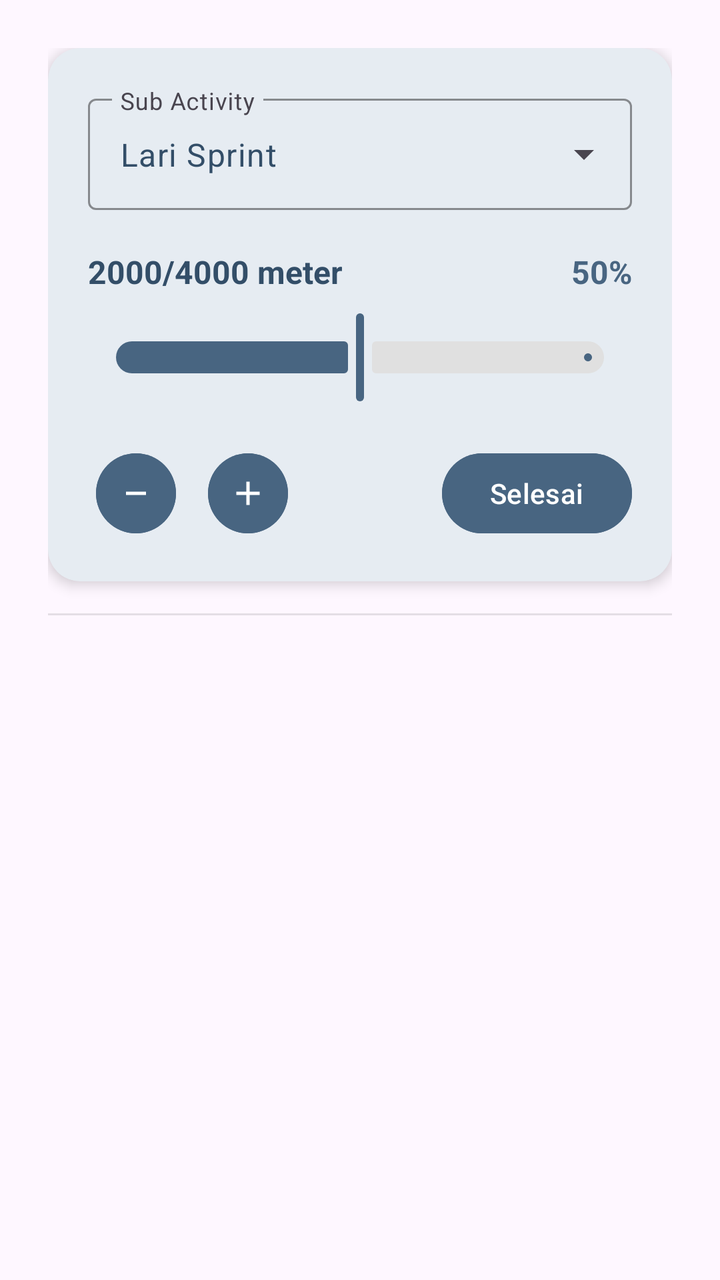
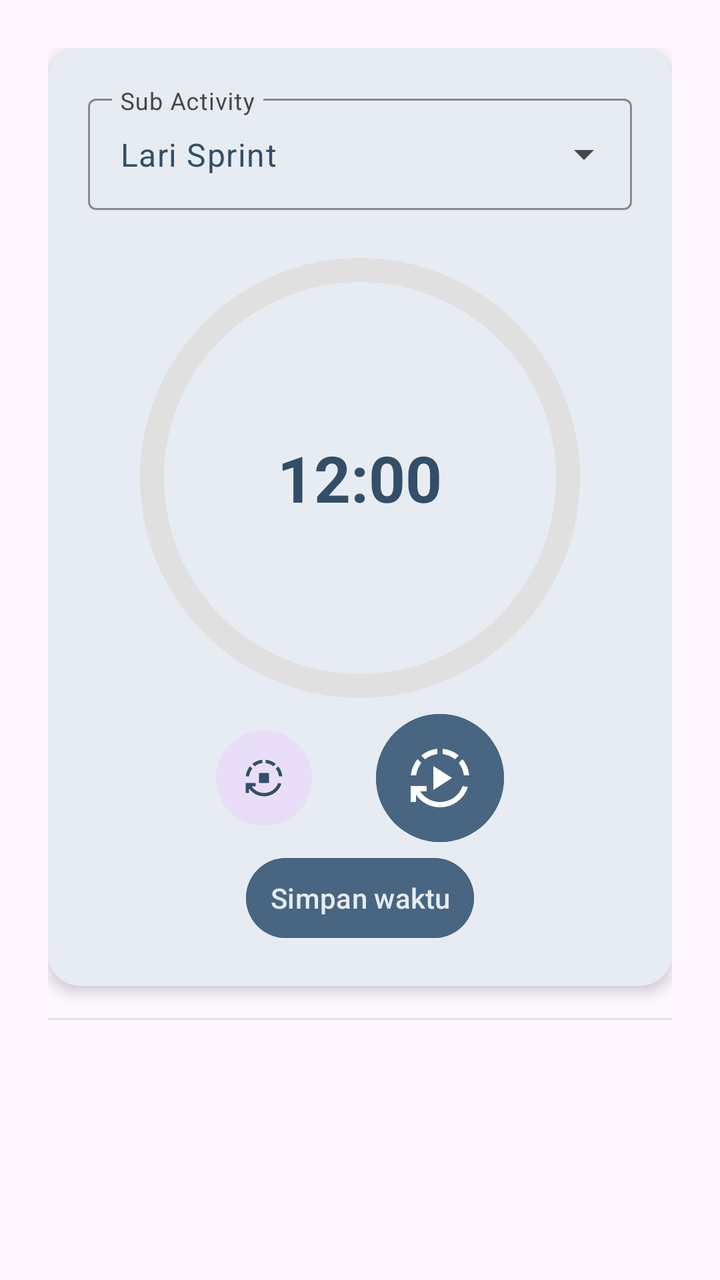

An Android layout rendered at two revisions. The XML below is the earlier revision; the diff shows what the commit changed to produce the second picture.
<!-- AndroidManifest.xml: application theme Theme.Tiasakeun -->
<!-- res/layout/activity_detail_act.xml -->
<?xml version="1.0" encoding="utf-8"?>
<androidx.core.widget.NestedScrollView xmlns:android="http://schemas.android.com/apk/res/android"
    xmlns:app="http://schemas.android.com/apk/res-auto"
    xmlns:tools="http://schemas.android.com/tools"
    android:id="@+id/detail_act"
    android:layout_width="match_parent"
    android:layout_height="match_parent"
    tools:context=".ui.view.DetailActActivity">

    <LinearLayout
        android:layout_width="match_parent"
        android:layout_height="wrap_content"
        android:orientation="vertical"
        android:layout_margin="24dp">

        <com.google.android.material.card.MaterialCardView
            android:layout_width="match_parent"
            android:layout_height="wrap_content"
            app:cardCornerRadius="16dp"
            app:cardElevation="4dp"
            app:strokeWidth="0dp"
            android:backgroundTint="@color/window_background">

            <LinearLayout
                android:layout_width="match_parent"
                android:layout_height="wrap_content"
                android:orientation="vertical"
                android:padding="20dp">

                <com.google.android.material.textfield.TextInputLayout
                    style="@style/Widget.Material3.TextInputLayout.OutlinedBox.ExposedDropdownMenu"
                    android:layout_width="match_parent"
                    android:layout_height="wrap_content"
                    android:hint="@string/sub_activity"
                    app:boxStrokeColor="@color/accent_blue"
                    app:hintTextColor="@color/accent_blue"
                    android:layout_marginBottom="20dp">
                    <com.google.android.material.textfield.MaterialAutoCompleteTextView
                        android:id="@+id/spSubActivity"
                        android:layout_width="match_parent"
                        android:layout_height="wrap_content"
                        android:inputType="none"
                        android:text="Lari Sprint"
                        android:textColor="@color/primary_text"/>
                </com.google.android.material.textfield.TextInputLayout>

                <LinearLayout
                    android:id="@+id/llQuantity"
                    android:layout_width="match_parent"
                    android:layout_height="wrap_content"
                    android:orientation="vertical"
                    android:visibility="visible">
                    <LinearLayout
                        android:layout_width="match_parent"
                        android:layout_height="wrap_content"
                        android:orientation="horizontal"
                        android:layout_marginBottom="8dp">
                        <TextView
                            android:id="@+id/tvProgress"
                            android:layout_width="0dp"
                            android:layout_height="wrap_content"
                            android:layout_weight="1"
                            android:text="2000/4000 meter"
                            android:layout_gravity="center"
                            android:textSize="16sp"
                            android:textStyle="bold"
                            android:textColor="@color/primary_text" />

                        <TextView
                            android:id="@+id/tvPercentProgress"
                            android:layout_width="wrap_content"
                            android:layout_height="wrap_content"
                            android:text="50%"
                            android:textSize="16sp"
                            android:textStyle="bold"
                            android:textColor="@color/accent_blue"/>
                    </LinearLayout>

                    <com.google.android.material.slider.Slider
                        android:id="@+id/sliderProgress"
                        android:layout_width="match_parent"
                        android:layout_height="wrap_content"
                        android:valueFrom="0.0"
                        android:value="2000.0"
                        android:valueTo="4000.0"
                        android:stepSize="1.0"
                        app:trackHeight="16dp"
                        app:thumbRadius="0dp"
                        app:haloRadius="0dp"
                        app:tickVisible="false"
                        app:thumbColor="@color/accent_blue"
                        app:trackColorActive="@color/accent_blue"
                        app:trackColorInactive="#E0E0E0"
                        android:layout_marginBottom="20dp"/>

                    <LinearLayout
                        android:layout_width="match_parent"
                        android:layout_height="wrap_content"
                        android:orientation="horizontal"
                        android:gravity="center_vertical">

                        <com.google.android.material.button.MaterialButton
                            android:id="@+id/btnMinus"
                            style="@style/Widget.Material3.Button.IconButton.Filled.Tonal"
                            android:layout_width="wrap_content"
                            android:layout_height="wrap_content"
                            app:icon="@drawable/outline_minus_24"
                            app:iconTint="@color/white"
                            android:backgroundTint="@color/accent_blue"/>

                        <com.google.android.material.button.MaterialButton
                            android:id="@+id/btnPlus"
                            style="@style/Widget.Material3.Button.IconButton.Filled.Tonal"
                            android:layout_width="wrap_content"
                            android:layout_height="wrap_content"
                            android:layout_marginStart="8dp"
                            app:icon="@drawable/outline_add_24"
                            app:iconTint="@color/white"
                            android:backgroundTint="@color/accent_blue"/>

                        <View
                            android:layout_width="0dp"
                            android:layout_height="0dp"
                            android:layout_weight="1"/>

                        <com.google.android.material.button.MaterialButton
                            android:id="@+id/btnFinish"
                            android:layout_width="wrap_content"
                            android:layout_height="wrap_content"
                            android:text="@string/finish"
                            android:backgroundTint="@color/accent_blue"
                            android:layout_gravity="center"/>
                    </LinearLayout>
                </LinearLayout>

                <LinearLayout
                    android:id="@+id/llTimer"
                    android:layout_width="match_parent"
                    android:layout_height="wrap_content"
                    android:orientation="vertical"
                    android:visibility="gone">

                    <FrameLayout
                        android:layout_width="match_parent"
                        android:layout_height="wrap_content">
                        
                        <com.google.android.material.progressindicator.CircularProgressIndicator
                            android:id="@+id/cpTimber"
                            android:layout_width="wrap_content"
                            android:layout_height="wrap_content"
                            android:layout_gravity="center"
                            app:indicatorSize="180dp"
                            app:trackThickness="14dp"
                            app:trackCornerRadius="7dp"
                            android:max="100"
                            android:progress="100"
                            app:indicatorColor="@color/accent_blue"
                            app:trackColor="#E0E0E0"/>

                        <TextView
                            android:id="@+id/tvTimer"
                            android:layout_width="wrap_content"
                            android:layout_height="wrap_content"
                            android:layout_gravity="center"
                            android:text="12:00"
                            android:textSize="40sp"
                            android:textStyle="bold"
                            android:textColor="@color/primary_text"/>
                    </FrameLayout>

                    <LinearLayout
                        android:layout_width="match_parent"
                        android:layout_height="wrap_content"
                        android:orientation="horizontal"
                        android:gravity="center">
                        <com.google.android.material.button.MaterialButton
                            android:id="@+id/btnResetTimer"
                            style="@style/Widget.Material3.Button.IconButton.Filled.Tonal"
                            android:layout_width="56dp"
                            android:layout_height="56dp"
                            app:iconGravity="textStart"
                            app:icon="@drawable/outline_autostop_24"
                            app:iconTint="@color/primary_text"/>

                        <com.google.android.material.button.MaterialButton
                            android:id="@+id/btnPlayPauseTimer"
                            style="@style/Widget.Material3.Button.IconButton.Filled.Tonal"
                            android:layout_width="72dp"
                            android:layout_height="72dp"
                            android:layout_marginStart="24dp"
                            android:gravity="center"
                            android:backgroundTint="@color/accent_blue"
                            app:icon="@drawable/outline_autoplay_24"
                            app:iconSize="32dp"
                            app:iconGravity="textStart"
                            app:iconTint="@color/white"/>
                    </LinearLayout>

                    <com.google.android.material.button.MaterialButton
                        android:id="@+id/btnSaveTimeLog"
                        style="@style/Widget.Material3.Button.TextButton"
                        android:layout_width="match_parent"
                        android:layout_height="wrap_content"
                        android:text="@string/save_time"
                        android:textColor="@color/accent_blue"/>
                </LinearLayout>

            </LinearLayout>
        </com.google.android.material.card.MaterialCardView>
        <View
            android:layout_width="match_parent"
            android:layout_height="1dp"
            android:background="#1A000000"
            android:layout_marginVertical="16dp" />
    </LinearLayout>
</androidx.core.widget.NestedScrollView>
<!-- resources referenced by this layout -->
<resources>
  <color name="accent_blue">#486581</color>
  <color name="primary_text">#334E68</color>
  <color name="white">#FFFFFFFF</color>
  <color name="window_background">#E6ECF2</color>
  <!-- drawable outline_add_24 (drawable) -->
  <vector xmlns:android="http://schemas.android.com/apk/res/android" android:height="24dp" android:tint="#FFFFFF" android:viewportHeight="960" android:viewportWidth="960" android:width="24dp">
        
      <path android:fillColor="@android:color/white" android:pathData="M440,520L200,520L200,440L440,440L440,200L520,200L520,440L760,440L760,520L520,520L520,760L440,760L440,520Z"/>
      
  </vector>
  <!-- drawable outline_autoplay_24 (drawable) -->
  <vector xmlns:android="http://schemas.android.com/apk/res/android" android:height="24dp" android:tint="#FFFFFF" android:viewportHeight="960" android:viewportWidth="960" android:width="24dp">
        
      <path android:fillColor="@android:color/white" android:pathData="M380,660L380,300L660,480L380,660ZM480,920Q372,920 277.5,870.5Q183,821 120,732L120,840L40,840L40,600L280,600L280,680L182,680Q233,755 311.5,797.5Q390,840 480,840Q595,840 688.5,774Q782,708 820,599L898,617Q853,753 738,836.5Q623,920 480,920ZM42,440Q49,373 74,311.5Q99,250 143,198L200,255Q168,296 148,342.5Q128,389 123,440L42,440ZM256,199L199,142Q252,98 313,72.5Q374,47 440,42L440,122Q389,127 343,147Q297,167 256,199ZM705,199Q664,167 617.5,147Q571,127 520,122L520,42Q587,48 648.5,73Q710,98 762,142L705,199ZM838,440Q833,389 813,342.5Q793,296 761,255L818,198Q862,250 887,311.5Q912,373 918,440L838,440Z"/>
      
  </vector>
  <!-- drawable outline_autostop_24 (drawable) -->
  <vector xmlns:android="http://schemas.android.com/apk/res/android" android:height="24dp" android:tint="#FFFFFF" android:viewportHeight="960" android:viewportWidth="960" android:width="24dp">
        
      <path android:fillColor="@android:color/white" android:pathData="M360,600L360,360L600,360L600,600L360,600ZM480,920Q372,920 277.5,870.5Q183,821 120,732L120,840L40,840L40,600L280,600L280,680L182,680Q233,755 311.5,797.5Q390,840 480,840Q595,840 688.5,774Q782,708 820,599L898,617Q853,753 738,836.5Q623,920 480,920ZM42,440Q49,373 74,311.5Q99,250 143,198L200,255Q168,296 148,342.5Q128,389 123,440L42,440ZM256,199L199,142Q252,98 313,72.5Q374,47 440,42L440,122Q389,127 343,147Q297,167 256,199ZM705,199Q664,167 617.5,147Q571,127 520,122L520,42Q587,48 648.5,73Q710,98 762,142L705,199ZM838,440Q833,389 813,342.5Q793,296 761,255L818,198Q862,250 887,311.5Q912,373 918,440L838,440Z"/>
      
  </vector>
  <!-- drawable outline_minus_24 (drawable) -->
  <vector xmlns:android="http://schemas.android.com/apk/res/android" android:height="24dp" android:tint="#FFFFFF" android:viewportHeight="960" android:viewportWidth="960" android:width="24dp">
        
      <path android:fillColor="@android:color/white" android:pathData="M240,520L240,440L720,440L720,520L240,520Z"/>
      
  </vector>
  <string name="finish">Selesai</string>
  <string name="save_time">Simpan waktu</string>
  <string name="sub_activity">Sub Activity</string>
  <style name="Theme.Tiasakeun" parent="Base.Theme.Tiasakeun" />
  <style name="Base.Theme.Tiasakeun" parent="Theme.Material3.DayNight.NoActionBar">
          
          
          <item name="colorOnSecondaryContainer">@color/white</item>
      </style>
</resources>

<!-- the commit's change to res/layout/activity_detail_act.xml (unified diff, before → after) -->
@@ -49,7 +49,7 @@
                     android:layout_width="match_parent"
                     android:layout_height="wrap_content"
                     android:orientation="vertical"
-                    android:visibility="visible">
+                    android:visibility="gone">
                     <LinearLayout
                         android:layout_width="match_parent"
                         android:layout_height="wrap_content"
@@ -138,7 +138,7 @@
                     android:layout_width="match_parent"
                     android:layout_height="wrap_content"
                     android:orientation="vertical"
-                    android:visibility="gone">
+                    android:visibility="visible">
 
                     <FrameLayout
                         android:layout_width="match_parent"
@@ -149,10 +149,11 @@
                             android:layout_width="wrap_content"
                             android:layout_height="wrap_content"
                             android:layout_gravity="center"
-                            app:indicatorSize="180dp"
-                            app:trackThickness="14dp"
+                            app:indicatorSize="220dp"
+                            app:trackThickness="12dp"
                             app:trackCornerRadius="7dp"
                             android:max="100"
+                            android:indeterminate="false"
                             android:progress="100"
                             app:indicatorColor="@color/accent_blue"
                             app:trackColor="#E0E0E0"/>
@@ -163,7 +164,7 @@
                             android:layout_height="wrap_content"
                             android:layout_gravity="center"
                             android:text="12:00"
-                            android:textSize="40sp"
+                            android:textSize="32sp"
                             android:textStyle="bold"
                             android:textColor="@color/primary_text"/>
                     </FrameLayout>
@@ -199,10 +200,12 @@
                     <com.google.android.material.button.MaterialButton
                         android:id="@+id/btnSaveTimeLog"
                         style="@style/Widget.Material3.Button.TextButton"
-                        android:layout_width="match_parent"
-                        android:layout_height="wrap_content"
+                        android:layout_width="wrap_content"
+                        android:layout_height="wrap_content"
+                        android:layout_gravity="center"
                         android:text="@string/save_time"
-                        android:textColor="@color/accent_blue"/>
+                        android:textColor="@color/window_background"
+                        android:backgroundTint="@color/accent_blue"/>
                 </LinearLayout>
 
             </LinearLayout>
